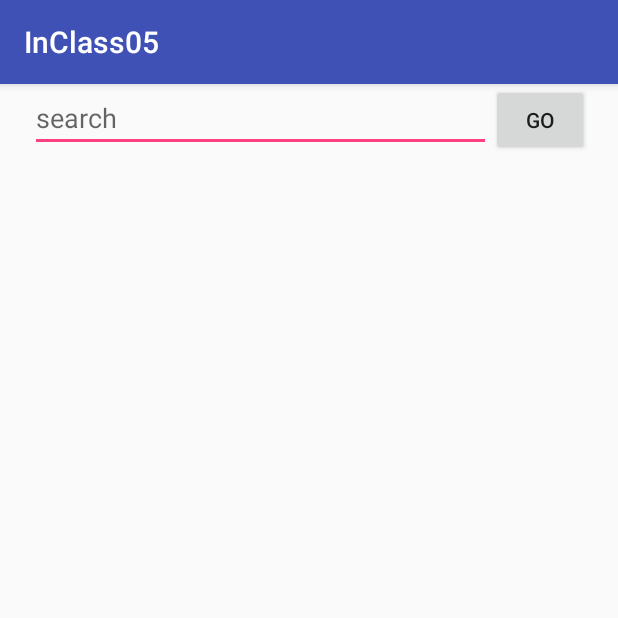
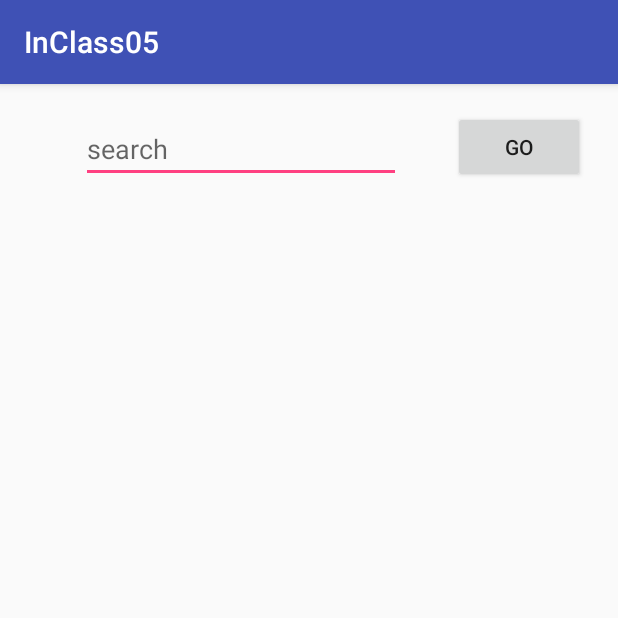
Before and after one commit to StephenWeber11/InClass05, an Android app: the screen it shows after launch (MainActivity), on a phone screen of 412 x 824 dp, the top half of it. Run offline under Robolectric (Android 15) with nearby library versions, the phone set to English and light mode, and no system bars.

Commit message:
Re-do layout and change buttons to ones supplied by prof

```diff
--- a/app/src/main/java/com/uncc/mobileappdev/inclass05/MainActivity.java
+++ b/app/src/main/java/com/uncc/mobileappdev/inclass05/MainActivity.java
@@ -366,6 +366,8 @@ public class MainActivity extends AppCompatActivity {
 
                 progressDialog.dismiss();
             } else {
+                findViewById(R.id.prev).setVisibility(View.INVISIBLE);
+                findViewById(R.id.next).setVisibility(View.INVISIBLE);
                 imageView.setImageBitmap(null);
                 progressDialog.dismiss();
                 letsMakeToast();
--- a/app/src/main/res/layout/activity_main.xml
+++ b/app/src/main/res/layout/activity_main.xml
@@ -1,76 +1,60 @@
 <?xml version="1.0" encoding="utf-8"?>
 <RelativeLayout xmlns:android="http://schemas.android.com/apk/res/android"
     xmlns:app="http://schemas.android.com/apk/res-auto"
-    xmlns:tools="http://schemas.android.com/tools"
     android:layout_width="match_parent"
-    android:layout_height="match_parent"
-    tools:context="com.uncc.mobileappdev.inclass05.MainActivity">
-    <LinearLayout
-        android:id="@+id/linear"
-        android:layout_width="match_parent"
-        android:layout_height="wrap_content"
-        android:orientation="horizontal">
-
-        <EditText
-            android:id="@+id/editText_search"
-            android:layout_width="397dp"
-            android:layout_height="wrap_content"
-            android:layout_weight="0.8"
-            android:layout_marginLeft="20dp"
-            android:hint="@string/search_string" />
+    android:layout_height="match_parent">
 
     <Button
         android:id="@+id/button_go"
         android:layout_width="wrap_content"
         android:layout_height="wrap_content"
-            android:layout_marginEnd="19dp"
-            android:layout_marginRight="19dp"
-            android:layout_weight="0.2"
-            android:longClickable="true"
+        android:layout_alignParentEnd="true"
+        android:layout_alignParentTop="true"
+        android:layout_marginEnd="22dp"
+        android:layout_marginTop="18dp"
         android:text="@string/go_string" />
-    </LinearLayout>
 
-    <LinearLayout
-        android:layout_width="match_parent"
-        android:layout_height="match_parent"
-        android:layout_below="@+id/linear"
-        android:orientation="vertical">
+    <EditText
+        android:id="@+id/editText_search"
+        android:layout_width="wrap_content"
+        android:layout_height="wrap_content"
+        android:layout_alignBottom="@+id/button_go"
+        android:layout_alignParentStart="true"
+        android:layout_marginStart="54dp"
+        android:ems="10"
+        android:hint="@string/search_string" />
 
     <ImageView
         android:id="@+id/photoDisplay"
-            android:layout_width="match_parent"
-            android:layout_height="0dp"
-            android:layout_marginTop="10dp"
-            android:layout_weight="0.8"
+        android:layout_width="400dp"
+        android:layout_height="400dp"
+        android:layout_below="@+id/button_go"
+        android:layout_centerHorizontal="true"
+        android:layout_marginTop="26dp"
         android:contentDescription="@string/photo_content_desc" />
-
-        <LinearLayout
-            android:layout_width="match_parent"
-            android:layout_height="0dp"
-            android:layout_weight="0.2"
-            android:orientation="horizontal">
 
     <ImageButton
         android:id="@+id/prev"
-                android:layout_width="wrap_content"
-                android:layout_height="wrap_content"
-                android:background="#0000"
+        android:layout_width="100dp"
+        android:layout_height="50dp"
+        android:layout_alignEnd="@+id/editText_search"
+        android:layout_alignParentBottom="true"
+        android:layout_marginBottom="15dp"
+        android:layout_marginEnd="174dp"
+        android:background="?android:attr/colorBackground"
         android:contentDescription="@string/photo_left_arrow"
-                android:src="@mipmap/ic_launcher_prev"
-                android:visibility="invisible" />
+        android:visibility="invisible"
+        app:srcCompat="@mipmap/prev" />
 
     <ImageButton
         android:id="@+id/next"
-                android:layout_width="wrap_content"
-                android:layout_height="wrap_content"
-                android:layout_marginLeft="220dp"
-                android:background="#0000"
+        android:layout_width="100dp"
+        android:layout_height="50dp"
+        android:layout_alignParentEnd="true"
+        android:layout_alignTop="@+id/prev"
+        android:background="?android:attr/colorBackground"
         android:contentDescription="@string/photo_right_arrow"
-                android:src="@mipmap/ic_launcher_next"
-                android:visibility="invisible" />
-
-        </LinearLayout>
-
-    </LinearLayout>
+        android:visibility="invisible"
+        app:srcCompat="@mipmap/next" />
 
 </RelativeLayout>
```
Lines whose indentation alone changed are shown as unchanged.
